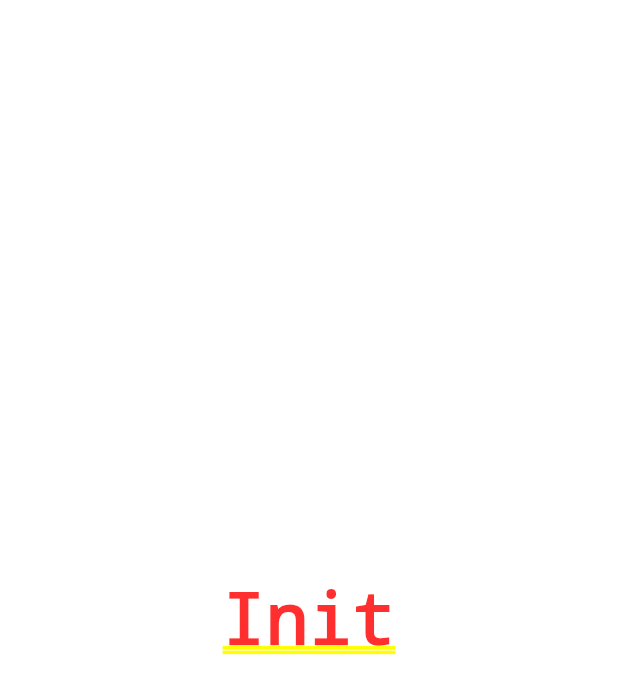
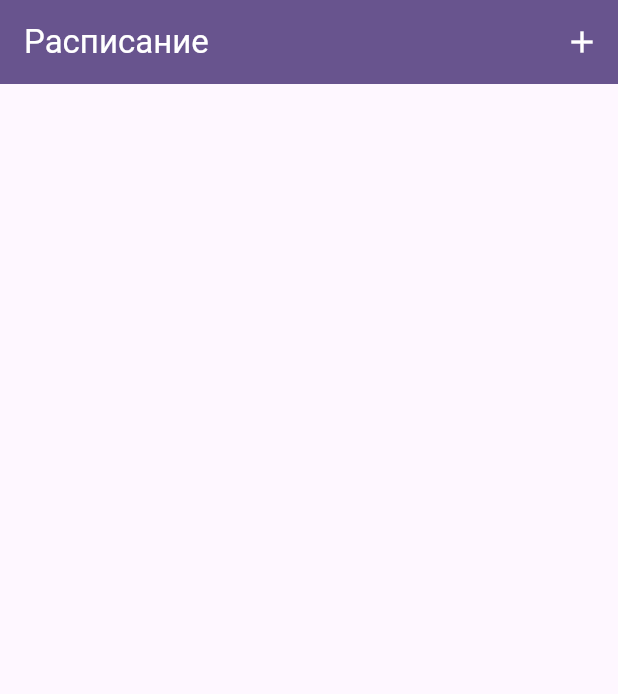
Before and after one commit to KlaysKAS/vodovoz-middle-test, a Flutter app: the screen it shows after launch, on a phone screen of 412 x 824 dp. Shown: the top 694 px of the screen. Run offline on Flutter 3.47's test engine with Material 2 defaults, Android fonts, the phone set to English and light mode, and no system bars; our stand-ins replace flutter_bloc, freezed_annotation, sqflite; accounts and stored records are empty.

Commit message:
rebase master

```diff
--- a/lib/main.dart
+++ b/lib/main.dart
@@ -1,6 +1,8 @@
 import 'package:flutter/material.dart';
+import 'package:flutter_localizations/flutter_localizations.dart';
 import 'package:vz_mid/service_locator/app_locator.dart';
 import 'package:vz_mid/service_locator/locator.dart';
+import 'package:vz_mid/ui/schedule_page/employer_list.dart';
 
 late final Locator locator;
 
@@ -24,7 +26,15 @@ class MyApp extends StatelessWidget {
         colorScheme: ColorScheme.fromSeed(seedColor: Colors.deepPurple),
         useMaterial3: true,
       ),
-      home: const Center(child: Text('Init')),
+      localizationsDelegates: const [
+        GlobalMaterialLocalizations.delegate,
+        GlobalWidgetsLocalizations.delegate,
+        GlobalCupertinoLocalizations.delegate,
+      ],
+      supportedLocales: const [
+        Locale('ru'),
+      ],
+      home: const EmployerList(),
     );
   }
 }
--- a/lib/repository/mappers/intervals.dart
+++ b/lib/repository/mappers/intervals.dart
@@ -47,7 +47,7 @@ class IntervalMapper {
         ),
       );
     }
-
+    intervals.sort((a, b) => a.from.compareTo(b.from));
     return intervals;
   }
 
--- a/lib/repository/mappers/schedule.dart
+++ b/lib/repository/mappers/schedule.dart
@@ -25,6 +25,7 @@ class ScheduleMapper {
             DailyScheduleMapper.fromTime(-1, i, Constants.maxIntervalValue));
       }
     }
+    dailySchedule.sort((a, b) => a.dayNumber.compareTo(b.dayNumber));
 
     return Schedule(
       employerId: id,
--- /dev/null
+++ b/lib/ui/schedule_page/employer_list.dart
@@ -0,0 +1,70 @@
+import 'package:flutter/material.dart';
+import 'package:vz_mid/main.dart';
+import 'package:vz_mid/models/employer.dart';
+import 'package:vz_mid/ui/schedule_page/employer_card.dart';
+
+class EmployerList extends StatefulWidget {
+  const EmployerList({Key? key}) : super(key: key);
+
+  @override
+  State<EmployerList> createState() => _EmployerListState();
+}
+
+class _EmployerListState extends State<EmployerList>
+    with TickerProviderStateMixin {
+  late final Future<List<Employer>> empl;
+
+  @override
+  void initState() {
+    super.initState();
+    empl = locator.repository.getEmployers();
+  }
+
+  @override
+  Widget build(BuildContext context) {
+    final theme = Theme.of(context);
+    return Scaffold(
+      appBar: AppBar(
+        titleTextStyle: theme.textTheme.titleLarge?.copyWith(
+          color: theme.colorScheme.onPrimary,
+        ),
+        title: const Text('Расписание'),
+        backgroundColor: theme.colorScheme.primary,
+        actions: [
+          IconButton(
+            onPressed: () {},
+            icon: Icon(
+              Icons.add,
+              color: theme.colorScheme.onPrimary,
+            ),
+            color: theme.colorScheme.onPrimary,
+          ),
+        ],
+      ),
+      body: FutureBuilder(
+        future: empl,
+        builder:
+            (BuildContext context, AsyncSnapshot<List<Employer>> snapshot) {
+          if (snapshot.hasData) {
+            return ListView.separated(
+              itemBuilder: (BuildContext context, int index) {
+                return EmployerCard(
+                  employer: snapshot.data![index],
+                  onEditTap: () {},
+                );
+              },
+              separatorBuilder: (BuildContext context, int index) {
+                return const Divider();
+              },
+              itemCount: snapshot.data!.length,
+            );
+          } else {
+            return const Center(
+              child: CircularProgressIndicator(),
+            );
+          }
+        },
+      ),
+    );
+  }
+}
--- a/pubspec.yaml
+++ b/pubspec.yaml
@@ -15,6 +15,9 @@ dependencies:
   path: ^1.8.3
   freezed: ^2.3.4
   freezed_annotation: ^2.2.0
+  flutter_localizations:
+    sdk: flutter
+  intl: ^0.18.0
 
 dev_dependencies:
   flutter_test:
```
Also changed, not shown: lib/constants.dart (+10 -0 lines), lib/ui/schedule_page/daily_schedule_widget.dart (added, +38 -0 lines), lib/ui/schedule_page/employer_card.dart (added, +88 -0 lines), lib/ui/schedule_page/schedule.dart (added, +31 -0 lines), lib/ui/schedule_page/time_card.dart (added, +30 -0 lines), pubspec.lock.
